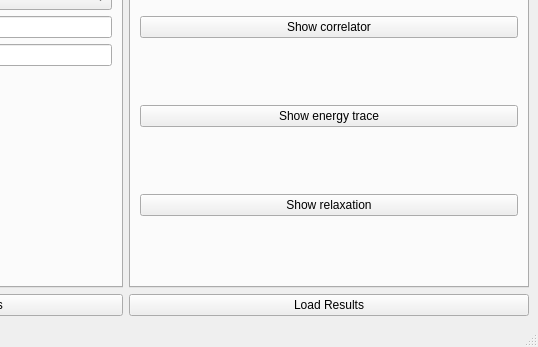
Qt form interface-pyqt/latticegas/interface.ui (joselado/quantum-lattice) before a commit; both pictures show x 197 to 735 and y 267 to 614 of the 735 by 614 pixel window.
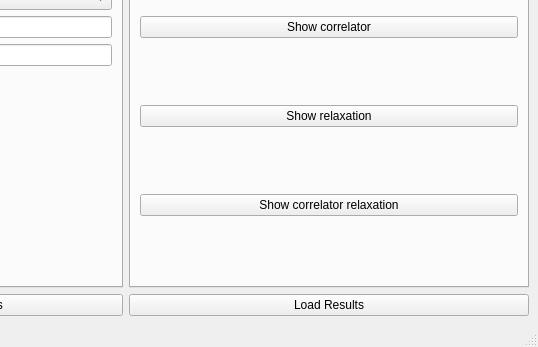
The same form after that commit. The open tabs and pages were chosen to show the change. Custom widgets are drawn as their Qt base class.

Commit message: Add correlator-across-snapshots viewer to Lattice gas, drop redundant energy trace button

Diff of the .ui file:
```diff
--- a/interface-pyqt/latticegas/interface.ui
+++ b/interface-pyqt/latticegas/interface.ui
@@ -259,16 +259,16 @@
          </widget>
         </item>
         <item>
-         <widget class="PushButton" name="show_energy_trace">
+         <widget class="PushButton" name="show_relaxation">
           <property name="text">
-           <string>Show energy trace</string>
+           <string>Show relaxation</string>
           </property>
          </widget>
         </item>
         <item>
-         <widget class="PushButton" name="show_relaxation">
+         <widget class="PushButton" name="show_correlator_relaxation">
           <property name="text">
-           <string>Show relaxation</string>
+           <string>Show correlator relaxation</string>
           </property>
          </widget>
         </item>
```
The commit also changes 7 other files.
